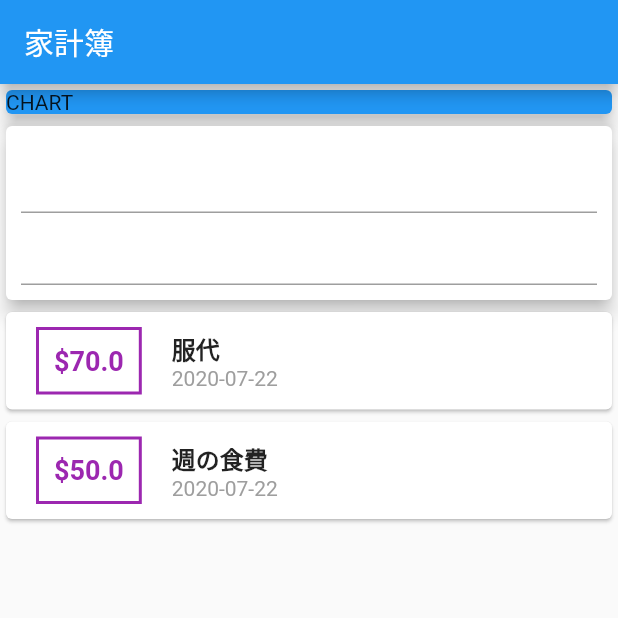
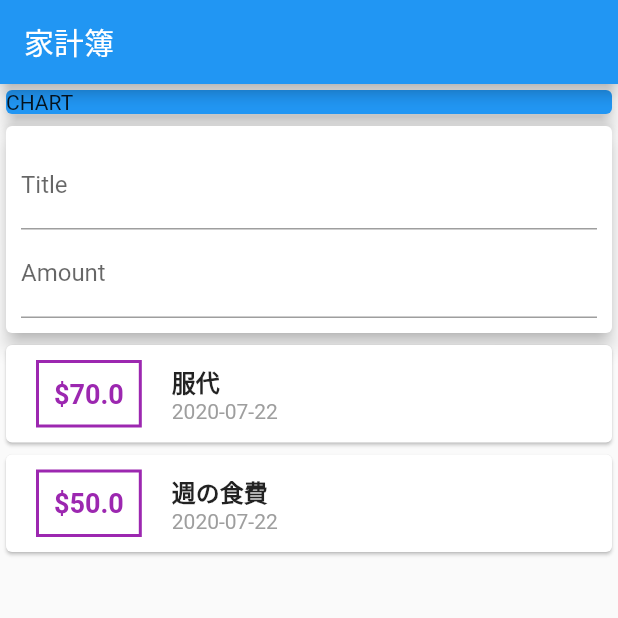
Before and after one commit to YuikoIto/Household, a Flutter app: the screen it shows after launch, on a phone screen of 412 x 824 dp, the top half of it. Run offline on Flutter 3.47's test engine with Material 2 defaults, Android fonts, the phone set to English and light mode, and no system bars.

Commit message:
add placeholder

```diff
--- a/lib/main.dart
+++ b/lib/main.dart
@@ -59,8 +59,12 @@ class MyHomePage extends StatelessWidget {
               padding: EdgeInsets.all(10),
               child: Column(
                 children: <Widget>[
-                  TextField(),
-                  TextField(),
+                  TextField(
+                    decoration: InputDecoration(labelText: 'Title'),
+                  ),
+                  TextField(
+                    decoration: InputDecoration(labelText: 'Amount'),
+                  ),
                 ],
               ),
             ),
```
